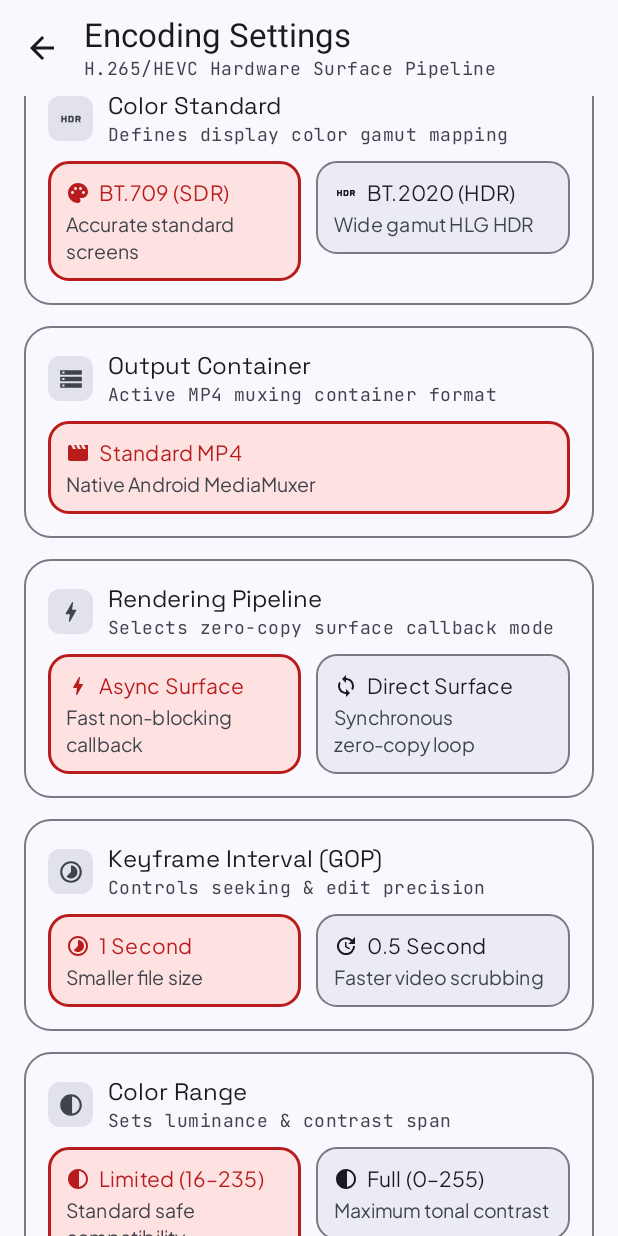
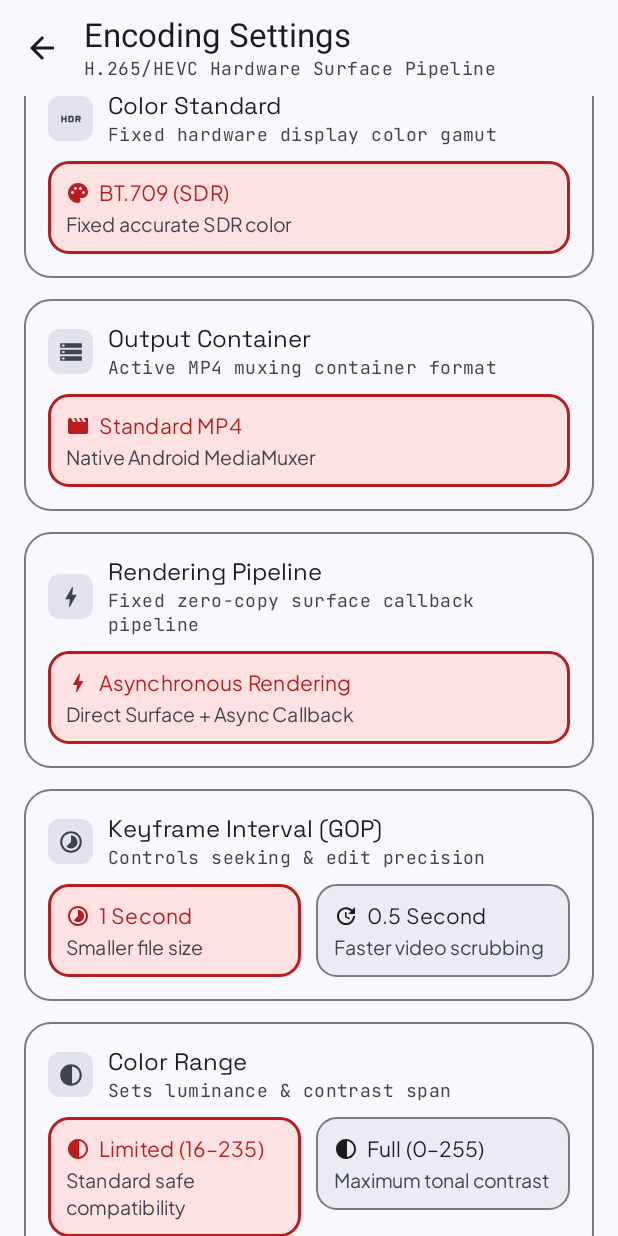
Before and after one commit to someshaha42/screen-Record-2.0, an Android app built with Jetpack Compose: the SettingsScreen screen opened through its navigation route, scrolled down 532 dp, on a phone screen of 412 x 824 dp. Run offline under Robolectric (Android 15) with nearby library versions, the phone set to English and light mode, and no system bars.

Commit message:
refactor: simplify video encoding and UI state
Remove unused color standard and rendering mode settings to streamline the encoding pipeline. Add dark theme support to the UI state and integrate it into the Compose theme.

```diff
--- a/app/src/main/java/com/example/MainActivity.kt
+++ b/app/src/main/java/com/example/MainActivity.kt
@@ -16,6 +16,7 @@ import androidx.activity.compose.setContent
 import androidx.activity.enableEdgeToEdge
 import androidx.activity.result.contract.ActivityResultContracts
 import androidx.activity.viewModels
+import androidx.compose.foundation.isSystemInDarkTheme
 import androidx.compose.foundation.layout.Box
 import androidx.compose.foundation.layout.fillMaxSize
 import androidx.compose.material3.AlertDialog
@@ -55,8 +56,12 @@ class MainActivity : ComponentActivity() {
     enableEdgeToEdge()
 
     setContent {
-      FrameCutTheme {
+      val uiState by viewModel.uiState.collectAsStateWithLifecycle()
+      val isDarkTheme = uiState.settings.darkThemeOverride ?: isSystemInDarkTheme()
+      FrameCutTheme(darkTheme = isDarkTheme) {
         FrameCutApp(
+          uiState = uiState,
+          isDarkTheme = isDarkTheme,
           viewModel = viewModel,
           onOpenOverlaySettings = { openOptionalOverlaySettings() },
         )
@@ -86,10 +91,11 @@ class MainActivity : ComponentActivity() {
 
 @Composable
 private fun FrameCutApp(
+  uiState: com.example.ui.RecorderUiState,
+  isDarkTheme: Boolean,
   viewModel: RecorderViewModel,
   onOpenOverlaySettings: () -> Unit,
 ) {
-  val uiState by viewModel.uiState.collectAsStateWithLifecycle()
   val navController = rememberNavController()
   val context = androidx.compose.ui.platform.LocalContext.current
 
@@ -162,6 +168,8 @@ private fun FrameCutApp(
       composable(ROUTE_MAIN) {
         MainScreen(
           uiState = uiState,
+          isDarkTheme = isDarkTheme,
+          onToggleTheme = remember(viewModel, isDarkTheme) { { viewModel.setDarkTheme(!isDarkTheme) } },
           onStartRecordClick = { beginRecordFlow() },
           onPauseResumeClick = remember(viewModel) { viewModel::togglePauseResume },
           onStopClick = remember(viewModel) { viewModel::stopRecording },
@@ -195,8 +203,6 @@ private fun FrameCutApp(
           onSelectBitrateMode = remember(viewModel) { viewModel::setBitrateMode },
           onSelectColorDepth = remember(viewModel) { viewModel::setColorDepth },
           onSelectVideoFps = remember(viewModel) { viewModel::setVideoFps },
-          onSelectColorStandard = remember(viewModel) { viewModel::setColorStandard },
-          onSelectRenderingMode = remember(viewModel) { viewModel::setRenderingMode },
           onSelectGopInterval = remember(viewModel) { viewModel::setGopInterval },
           onSelectColorRange = remember(viewModel) { viewModel::setColorRange },
           onSelectAudioFormat = remember(viewModel) { viewModel::setAudioFormat },
--- a/app/src/main/java/com/example/settings/RecordingSettings.kt
+++ b/app/src/main/java/com/example/settings/RecordingSettings.kt
@@ -6,6 +6,7 @@ import android.media.MediaFormat
 import androidx.compose.runtime.Immutable
 import androidx.datastore.core.DataStore
 import androidx.datastore.preferences.core.Preferences
+import androidx.datastore.preferences.core.booleanPreferencesKey
 import androidx.datastore.preferences.core.edit
 import androidx.datastore.preferences.core.floatPreferencesKey
 import androidx.datastore.preferences.core.stringPreferencesKey
@@ -60,16 +61,6 @@ enum class VideoFpsOption(val fps: Int, val label: String) {
   FPS_60(60, "60 FPS"),
 }
 
-enum class ColorStandardOption(val label: String) {
-  BT_709("BT.709 (SDR)"),
-  BT_2020("BT.2020 (HDR)"),
-}
-
-enum class RenderingModeOption(val label: String) {
-  ASYNC_SURFACE("Asynchronous Rendering"),
-  DIRECT_SURFACE("Direct Rendering"),
-}
-
 enum class GopIntervalOption(val secondsFloat: Float, val label: String) {
   SEC_1(1.0f, "1 Second"),
   SEC_0_5(0.5f, "0.5 Second"),
@@ -118,11 +109,10 @@ data class RecordingSettings(
   val bitrateMode: BitrateModeOption = BitrateModeOption.VBR,
   val colorDepth: ColorDepthOption = ColorDepthOption.BIT_8,
   val videoFps: VideoFpsOption = VideoFpsOption.FPS_30,
-  val colorStandard: ColorStandardOption = ColorStandardOption.BT_709,
-  val renderingMode: RenderingModeOption = RenderingModeOption.ASYNC_SURFACE,
   val gopInterval: GopIntervalOption = GopIntervalOption.SEC_1,
   val colorRange: ColorRangeOption = ColorRangeOption.LIMITED,
   val audioFormat: AudioFormatOption = AudioFormatOption.MONO_AAC,
+  val darkThemeOverride: Boolean? = null,
 )
 
 /**
@@ -148,6 +138,8 @@ object InternalRecordingConfig {
 
   const val CHROMA_SUBSAMPLING_LABEL = "4:2:0"
   const val OUTPUT_CONTAINER_LABEL = "Standard MP4"
+  const val COLOR_STANDARD_LABEL = "BT.709 (SDR)"
+  const val RENDERING_MODE_LABEL = "Asynchronous Rendering (Direct Surface + Async Callback)"
 }
 
 class RecordingSettingsRepository(private val context: Context) {
@@ -166,11 +158,10 @@ class RecordingSettingsRepository(private val context: Context) {
     val BITRATE_MODE = stringPreferencesKey("bitrate_mode")
     val COLOR_DEPTH = stringPreferencesKey("color_depth")
     val VIDEO_FPS = stringPreferencesKey("video_fps")
-    val COLOR_STANDARD = stringPreferencesKey("color_standard")
-    val RENDERING_MODE = stringPreferencesKey("rendering_mode")
     val GOP_INTERVAL = stringPreferencesKey("gop_interval")
     val COLOR_RANGE = stringPreferencesKey("color_range")
     val AUDIO_FORMAT = stringPreferencesKey("audio_format")
+    val DARK_THEME = booleanPreferencesKey("dark_theme")
   }
 
   val settingsFlow: Flow<RecordingSettings> =
@@ -199,16 +190,13 @@ class RecordingSettingsRepository(private val context: Context) {
           enumValueOrDefault(prefs[Keys.COLOR_DEPTH], ColorDepthOption.BIT_8),
         videoFps =
           enumValueOrDefault(prefs[Keys.VIDEO_FPS], VideoFpsOption.FPS_30),
-        colorStandard =
-          enumValueOrDefault(prefs[Keys.COLOR_STANDARD], ColorStandardOption.BT_709),
-        renderingMode =
-          enumValueOrDefault(prefs[Keys.RENDERING_MODE], RenderingModeOption.ASYNC_SURFACE),
         gopInterval =
           enumValueOrDefault(prefs[Keys.GOP_INTERVAL], GopIntervalOption.SEC_1),
         colorRange =
           enumValueOrDefault(prefs[Keys.COLOR_RANGE], ColorRangeOption.LIMITED),
         audioFormat =
           enumValueOrDefault(prefs[Keys.AUDIO_FORMAT], AudioFormatOption.MONO_AAC),
+        darkThemeOverride = prefs[Keys.DARK_THEME],
       )
     }
 
@@ -244,14 +232,6 @@ class RecordingSettingsRepository(private val context: Context) {
     context.settingsDataStore.edit { it[Keys.VIDEO_FPS] = fps.name }
   }
 
-  suspend fun setColorStandard(standard: ColorStandardOption) {
-    context.settingsDataStore.edit { it[Keys.COLOR_STANDARD] = standard.name }
-  }
-
-  suspend fun setRenderingMode(mode: RenderingModeOption) {
-    context.settingsDataStore.edit { it[Keys.RENDERING_MODE] = mode.name }
-  }
-
   suspend fun setGopInterval(interval: GopIntervalOption) {
     context.settingsDataStore.edit { it[Keys.GOP_INTERVAL] = interval.name }
   }
@@ -262,6 +242,10 @@ class RecordingSettingsRepository(private val context: Context) {
 
   suspend fun setAudioFormat(format: AudioFormatOption) {
     context.settingsDataStore.edit { it[Keys.AUDIO_FORMAT] = format.name }
+  }
+
+  suspend fun setDarkTheme(dark: Boolean) {
+    context.settingsDataStore.edit { it[Keys.DARK_THEME] = dark }
   }
 
   suspend fun saveSelectedRegion(region: NormalizedRegion) {
--- a/app/src/main/java/com/example/ui/screens/MainScreen.kt
+++ b/app/src/main/java/com/example/ui/screens/MainScreen.kt
@@ -38,10 +38,12 @@ import androidx.compose.foundation.shape.RoundedCornerShape
 import androidx.compose.foundation.verticalScroll
 import androidx.compose.material.icons.Icons
 import androidx.compose.material.icons.filled.CropFree
+import androidx.compose.material.icons.filled.DarkMode
 import androidx.compose.material.icons.filled.FiberManualRecord
 import androidx.compose.material.icons.filled.Fullscreen
 import androidx.compose.material.icons.filled.GraphicEq
 import androidx.compose.material.icons.filled.HighQuality
+import androidx.compose.material.icons.filled.LightMode
 import androidx.compose.material.icons.filled.Mic
 import androidx.compose.material.icons.filled.Pause
 import androidx.compose.material.icons.filled.PlayArrow
@@ -110,6 +112,8 @@ import java.util.Locale
 @Composable
 fun MainScreen(
   uiState: RecorderUiState,
+  isDarkTheme: Boolean,
+  onToggleTheme: () -> Unit,
   onStartRecordClick: () -> Unit,
   onPauseResumeClick: () -> Unit,
   onStopClick: () -> Unit,
@@ -162,6 +166,21 @@ fun MainScreen(
           }
         },
         actions = {
+          IconButton(
+            onClick = onToggleTheme,
+            modifier =
+              Modifier.minimumInteractiveComponentSize()
+                .focusRing(shape = CircleShape)
+                .testTag("theme_toggle_button"),
+          ) {
+            Icon(
+              imageVector =
+                if (isDarkTheme) Icons.Default.LightMode else Icons.Default.DarkMode,
+              contentDescription =
+                if (isDarkTheme) stringResource(R.string.cd_theme_switch_to_light)
+                else stringResource(R.string.cd_theme_switch_to_dark),
+            )
+          }
           IconButton(
             onClick = onOpenRecordings,
             modifier =
--- a/app/src/main/java/com/example/ui/screens/SettingsScreen.kt
+++ b/app/src/main/java/com/example/ui/screens/SettingsScreen.kt
@@ -37,7 +37,6 @@ import androidx.compose.material.icons.filled.Palette
 import androidx.compose.material.icons.filled.ShutterSpeed
 import androidx.compose.material.icons.filled.Speed
 import androidx.compose.material.icons.filled.Storage
-import androidx.compose.material.icons.filled.Sync
 import androidx.compose.material.icons.filled.Timelapse
 import androidx.compose.material.icons.filled.Tune
 import androidx.compose.material.icons.filled.Update
@@ -71,10 +70,8 @@ import com.example.settings.AudioFormatOption
 import com.example.settings.BitrateModeOption
 import com.example.settings.ColorDepthOption
 import com.example.settings.ColorRangeOption
-import com.example.settings.ColorStandardOption
 import com.example.settings.GopIntervalOption
 import com.example.settings.RecordingSettings
-import com.example.settings.RenderingModeOption
 import com.example.settings.VideoFpsOption
 import com.example.ui.theme.LocalStudioColors
 
@@ -87,8 +84,6 @@ fun SettingsScreen(
   onSelectBitrateMode: (BitrateModeOption) -> Unit,
   onSelectColorDepth: (ColorDepthOption) -> Unit,
   onSelectVideoFps: (VideoFpsOption) -> Unit,
-  onSelectColorStandard: (ColorStandardOption) -> Unit,
-  onSelectRenderingMode: (RenderingModeOption) -> Unit,
   onSelectGopInterval: (GopIntervalOption) -> Unit,
   onSelectColorRange: (ColorRangeOption) -> Unit,
   onSelectAudioFormat: (AudioFormatOption) -> Unit,
@@ -192,8 +187,8 @@ fun SettingsScreen(
                 verticalArrangement = Arrangement.spacedBy(14.dp),
               ) {
                 ColorDepthCard(settings.colorDepth, isIdle, onSelectColorDepth)
-                ColorStandardCard(settings.colorStandard, isIdle, onSelectColorStandard)
-                RenderingModeCard(settings.renderingMode, isIdle, onSelectRenderingMode)
+                ColorStandardCard()
+                RenderingModeCard()
                 ColorRangeCard(settings.colorRange, isIdle, onSelectColorRange)
                 ChromaSubsamplingCard()
               }
@@ -202,9 +197,9 @@ fun SettingsScreen(
             BitrateModeCard(settings.bitrateMode, isIdle, onSelectBitrateMode)
             ColorDepthCard(settings.colorDepth, isIdle, onSelectColorDepth)
             VideoFpsCard(settings.videoFps, isIdle, onSelectVideoFps)
-            ColorStandardCard(settings.colorStandard, isIdle, onSelectColorStandard)
+            ColorStandardCard()
             OutputContainerCard()
-            RenderingModeCard(settings.renderingMode, isIdle, onSelectRenderingMode)
+            RenderingModeCard()
             GopIntervalCard(settings.gopInterval, isIdle, onSelectGopInterval)
             ColorRangeCard(settings.colorRange, isIdle, onSelectColorRange)
             AudioFormatCard(settings.audioFormat, isIdle, onSelectAudioFormat)
@@ -327,38 +322,22 @@ private fun VideoFpsCard(
 }
 
 @Composable
-private fun ColorStandardCard(
-  selected: ColorStandardOption,
-  enabled: Boolean,
-  onSelect: (ColorStandardOption) -> Unit,
-) {
+private fun ColorStandardCard() {
   PipelineSectionCard(
     title = stringResource(R.string.section_color_standard),
     hint = stringResource(R.string.section_color_standard_hint),
     icon = Icons.Default.HdrOn,
   ) {
-    Row(modifier = Modifier.fillMaxWidth(), horizontalArrangement = Arrangement.spacedBy(10.dp)) {
     PipelineOptionTile(
       title = stringResource(R.string.color_std_bt709),
       subtitle = stringResource(R.string.color_std_bt709_desc),
       icon = Icons.Default.Palette,
-        selected = selected == ColorStandardOption.BT_709,
-        enabled = enabled,
-        testTag = "color_std_bt709",
-        onClick = { onSelect(ColorStandardOption.BT_709) },
-        modifier = Modifier.weight(1f),
+      selected = true,
+      enabled = true,
+      testTag = "color_std_bt709_active",
+      onClick = {},
+      modifier = Modifier.fillMaxWidth(),
     )
-      PipelineOptionTile(
-        title = stringResource(R.string.color_std_bt2020),
-        subtitle = stringResource(R.string.color_std_bt2020_desc),
-        icon = Icons.Default.HdrOn,
-        selected = selected == ColorStandardOption.BT_2020,
-        enabled = enabled,
-        testTag = "color_std_bt2020",
-        onClick = { onSelect(ColorStandardOption.BT_2020) },
-        modifier = Modifier.weight(1f),
-      )
-    }
   }
 }
 
@@ -383,38 +362,22 @@ private fun OutputContainerCard() {
 }
 
 @Composable
-private fun RenderingModeCard(
-  selected: RenderingModeOption,
-  enabled: Boolean,
-  onSelect: (RenderingModeOption) -> Unit,
-) {
+private fun RenderingModeCard() {
   PipelineSectionCard(
     title = stringResource(R.string.section_rendering_mode),
     hint = stringResource(R.string.section_rendering_mode_hint),
     icon = Icons.Default.Bolt,
   ) {
-    Row(modifier = Modifier.fillMaxWidth(), horizontalArrangement = Arrangement.spacedBy(10.dp)) {
     PipelineOptionTile(
       title = stringResource(R.string.rendering_async),
       subtitle = stringResource(R.string.rendering_async_desc),
       icon = Icons.Default.Bolt,
-        selected = selected == RenderingModeOption.ASYNC_SURFACE,
-        enabled = enabled,
-        testTag = "rendering_async",
-        onClick = { onSelect(RenderingModeOption.ASYNC_SURFACE) },
-        modifier = Modifier.weight(1f),
+      selected = true,
+      enabled = true,
+      testTag = "rendering_async_active",
+      onClick = {},
+      modifier = Modifier.fillMaxWidth(),
     )
-      PipelineOptionTile(
-        title = stringResource(R.string.rendering_direct),
-        subtitle = stringResource(R.string.rendering_direct_desc),
-        icon = Icons.Default.Sync,
-        selected = selected == RenderingModeOption.DIRECT_SURFACE,
-        enabled = enabled,
-        testTag = "rendering_direct",
-        onClick = { onSelect(RenderingModeOption.DIRECT_SURFACE) },
-        modifier = Modifier.weight(1f),
-      )
-    }
   }
 }
 
--- a/app/src/main/res/values/strings.xml
+++ b/app/src/main/res/values/strings.xml
@@ -85,11 +85,9 @@
     <string name="fps_60_desc">Fluid motion capture</string>
 
     <string name="section_color_standard">Color Standard</string>
-    <string name="section_color_standard_hint">Defines display color gamut mapping</string>
+    <string name="section_color_standard_hint">Fixed hardware display color gamut</string>
     <string name="color_std_bt709">BT.709 (SDR)</string>
-    <string name="color_std_bt709_desc">Accurate standard screens</string>
-    <string name="color_std_bt2020">BT.2020 (HDR)</string>
-    <string name="color_std_bt2020_desc">Wide gamut HLG HDR</string>
+    <string name="color_std_bt709_desc">Fixed accurate SDR color</string>
 
     <string name="section_container_muxer">Output Container</string>
     <string name="section_container_muxer_hint">Active MP4 muxing container format</string>
@@ -97,11 +95,9 @@
     <string name="muxer_standard_mp4_desc">Native Android MediaMuxer</string>
 
     <string name="section_rendering_mode">Rendering Pipeline</string>
-    <string name="section_rendering_mode_hint">Selects zero-copy surface callback mode</string>
-    <string name="rendering_async">Async Surface</string>
-    <string name="rendering_async_desc">Fast non-blocking callback</string>
-    <string name="rendering_direct">Direct Surface</string>
-    <string name="rendering_direct_desc">Synchronous zero-copy loop</string>
+    <string name="section_rendering_mode_hint">Fixed zero-copy surface callback pipeline</string>
+    <string name="rendering_async">Asynchronous Rendering</string>
+    <string name="rendering_async_desc">Direct Surface + Async Callback</string>
 
     <string name="section_gop_interval">Keyframe Interval (GOP)</string>
     <string name="section_gop_interval_hint">Controls seeking &amp; edit precision</string>
@@ -147,6 +143,8 @@
     <string name="cd_resume_button">Resume screen recording</string>
     <string name="cd_recordings_button">Open recorded videos</string>
     <string name="cd_settings_button">Open encoding settings</string>
+    <string name="cd_theme_switch_to_light">Switch to light theme</string>
+    <string name="cd_theme_switch_to_dark">Switch to dark theme</string>
     <string name="cd_back_button">Navigate back</string>
     <string name="cd_region_preview">Selected screen recording region preview</string>
 </resources>
```
Also changed, not shown: app/src/main/java/com/example/encoder/VideoEncoder.kt (+7 -87 lines), app/src/main/java/com/example/service/RecordingService.kt (+0 -24 lines), app/src/main/java/com/example/ui/RecorderViewModel.kt (+4 -20 lines), 2 other files. Lines whose indentation alone changed are shown as unchanged.
